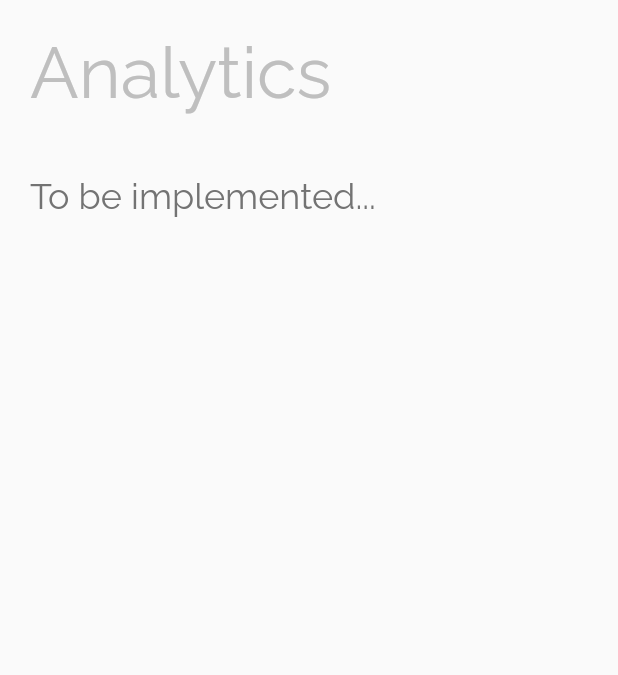
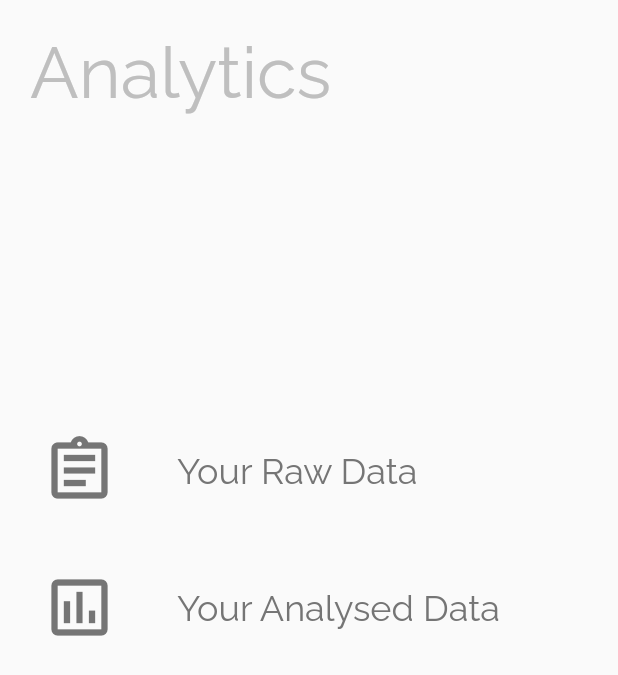
Before and after one commit to grossamos/weight_track_app, a Flutter app: the AnalyticsPage screen opened directly, on a phone screen of 412 x 824 dp. Shown: the top 675 px of the screen. Run offline on Flutter 3.47's test engine with Material 2 defaults, Android fonts, the phone set to English and light mode, and no system bars; our stand-ins replace flutter_bloc, localstorage, sqflite; accounts and stored records are empty.

```diff
--- a/lib/components/analytics_page/analytics_page.dart
+++ b/lib/components/analytics_page/analytics_page.dart
@@ -1,5 +1,5 @@
 import 'package:flutter/material.dart';
-import 'package:weight_track_app/components/shared/info_text.dart';
+import 'package:weight_track_app/navigation/main_route_constants.dart';
 
 class AnalyticsPage extends StatelessWidget {
   @override
@@ -27,7 +27,14 @@ class AnalyticsPage extends StatelessWidget {
             ),
             Padding(
               padding: const EdgeInsets.all(20.0),
-              child: InfoText('To be implemented...'),
+              child: Column(
+                children: [
+                  SizedBox(height: MediaQuery.of(context).size.height * 0.2),
+                  AnalyticsOption(Icons.assignment_outlined, 'Your Raw Data', '/analytics/raw'),
+                  SizedBox(height: 25),
+                  AnalyticsOption(Icons.assessment_outlined, 'Your Analysed Data',  '/analytics/analyzed')
+                ]
+              ),
             )
           ],
         ),
@@ -35,3 +42,40 @@ class AnalyticsPage extends StatelessWidget {
     )));
   }
 }
+
+class AnalyticsOption extends StatelessWidget {
+
+  final IconData _iconData;
+  final String _navGoal;
+  final String _title;
+
+  static const _OPTION_COLOR = Color(0xff757575);
+
+
+  AnalyticsOption(this._iconData, this._title, this._navGoal);
+
+  @override
+  Widget build(BuildContext context) {
+    return TextButton(onPressed: () {
+      mainNavigatorKey.currentState.pushNamed(_navGoal);
+    }, child: Row(
+      children: [
+        Icon(
+          _iconData,
+          size: 50,
+          color: _OPTION_COLOR,
+        ),
+        SizedBox(width: 40,),
+        Text(
+          _title,
+          textAlign: TextAlign.center,
+          style: TextStyle(
+            color: _OPTION_COLOR,
+            fontFamily: 'Raleway',
+            fontSize: 24.0,
+          ),
+        )
+      ],
+    ));
+  }
+}
--- a/lib/navigation/analytics_route_constants.dart
+++ b/lib/navigation/analytics_route_constants.dart
@@ -1 +1 @@
-final List<String> analyticsNavigationRoutesAsList = ['/analytics/ultra'];
+const List<String> analyticsNavigationRoutesAsList = ['/analytics/raw', '/analytics/analyzed'];
```
Also changed, not shown: lib/components/analytics_page/analytics_analyzed_page.dart (added, +32 -0 lines), lib/components/analytics_page/analytics_raw_page.dart (added, +131 -0 lines), lib/logic/storage/database_unfiltered_data.dart (+21 -0 lines), lib/navigation/main_route_constants.dart (+9 -0 lines), pubspec.lock.
